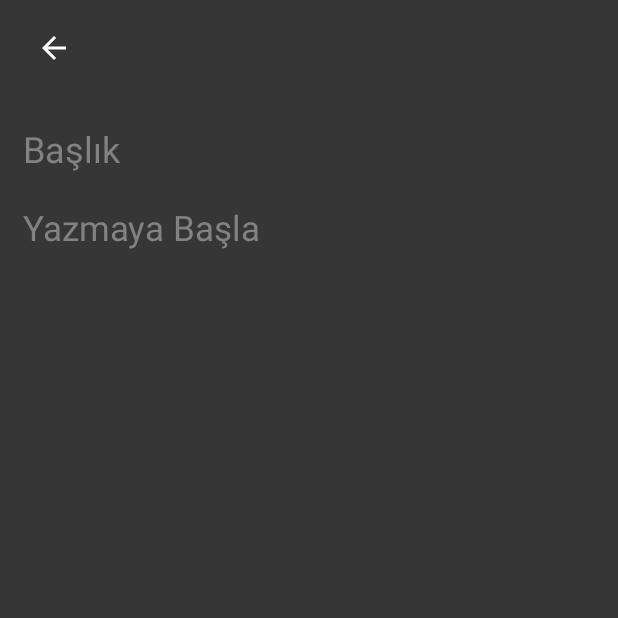
After one commit to OnurCanOgunc/Notes, an Android app: the CreateNoteFragment screen opened through its navigation route, on a phone screen of 412 x 824 dp, the top half of it. The commit adds this screen. Run offline under Robolectric (Android 15) with nearby library versions, the phone set to English and light mode, and no system bars; our stand-ins replace Dagger/Hilt's generated code; 3 statements that could not run were skipped.

Commit message:
Design done

```diff
--- a/app/build.gradle
+++ b/app/build.gradle
@@ -34,8 +34,10 @@ android {
     kotlinOptions {
         jvmTarget = '17'
     }
-    dataBinding{
-        enabled = true
+
+    buildFeatures{
+        dataBinding true
+        viewBinding true
     }
 }
 
--- /dev/null
+++ b/app/src/main/java/com/decode/noteapp/ui/fragment/create/CreateNoteFragment.kt
@@ -0,0 +1,29 @@
+package com.decode.noteapp.ui.fragment.create
+
+import android.os.Bundle
+import androidx.fragment.app.Fragment
+import android.view.LayoutInflater
+import android.view.View
+import android.view.ViewGroup
+import com.decode.noteapp.R
+import dagger.hilt.android.AndroidEntryPoint
+
+@AndroidEntryPoint
+class CreateNoteFragment : Fragment() {
+
+
+    override fun onCreate(savedInstanceState: Bundle?) {
+        super.onCreate(savedInstanceState)
+
+    }
+
+    override fun onCreateView(
+        inflater: LayoutInflater, container: ViewGroup?,
+        savedInstanceState: Bundle?
+    ): View? {
+        // Inflate the layout for this fragment
+        return inflater.inflate(R.layout.fragment_create_note, container, false)
+    }
+
+
+}
--- /dev/null
+++ b/app/src/main/res/drawable/baseline_add_24.xml
@@ -0,0 +1,5 @@
+<vector android:height="24dp" android:tint="#000000"
+    android:viewportHeight="24" android:viewportWidth="24"
+    android:width="24dp" xmlns:android="http://schemas.android.com/apk/res/android">
+    <path android:fillColor="@android:color/white" android:pathData="M19,13h-6v6h-2v-6H5v-2h6V5h2v6h6v2z"/>
+</vector>
--- /dev/null
+++ b/app/src/main/res/drawable/baseline_arrow_back_24.xml
@@ -0,0 +1,5 @@
+<vector android:autoMirrored="true" android:height="24dp"
+    android:tint="#ffffffff" android:viewportHeight="24"
+    android:viewportWidth="24" android:width="24dp" xmlns:android="http://schemas.android.com/apk/res/android">
+    <path android:fillColor="@android:color/white" android:pathData="M20,11H7.83l5.59,-5.59L12,4l-8,8 8,8 1.41,-1.41L7.83,13H20v-2z"/>
+</vector>
--- /dev/null
+++ b/app/src/main/res/drawable/baseline_check_24.xml
@@ -0,0 +1,5 @@
+<vector android:height="24dp" android:tint="#ffffffff"
+    android:viewportHeight="24" android:viewportWidth="24"
+    android:width="24dp" xmlns:android="http://schemas.android.com/apk/res/android">
+    <path android:fillColor="@android:color/white" android:pathData="M9,16.17L4.83,12l-1.42,1.41L9,19 21,7l-1.41,-1.41z"/>
+</vector>
--- /dev/null
+++ b/app/src/main/res/layout/fragment_create_note.xml
@@ -0,0 +1,88 @@
+<?xml version="1.0" encoding="utf-8"?>
+<androidx.constraintlayout.widget.ConstraintLayout xmlns:android="http://schemas.android.com/apk/res/android"
+    xmlns:app="http://schemas.android.com/apk/res-auto"
+    xmlns:tools="http://schemas.android.com/tools"
+    android:layout_width="match_parent"
+    android:layout_height="match_parent"
+    android:background="@color/background"
+    tools:context=".ui.fragment.create.CreateNoteFragment">
+
+    <androidx.appcompat.widget.Toolbar
+        android:id="@+id/toolbar"
+        android:layout_width="0dp"
+        android:layout_height="wrap_content"
+        android:background="?attr/colorPrimary"
+        android:backgroundTint="@color/background"
+        android:minHeight="?attr/actionBarSize"
+        android:theme="?attr/actionBarTheme"
+        app:layout_constraintEnd_toEndOf="parent"
+        app:layout_constraintStart_toStartOf="parent"
+        app:layout_constraintTop_toTopOf="parent">
+
+        <RelativeLayout
+            android:layout_width="wrap_content"
+            android:layout_height="wrap_content">
+
+            <ImageView
+                android:id="@+id/imageView_check"
+                android:layout_width="wrap_content"
+                android:layout_height="wrap_content"
+                android:layout_alignParentEnd="true"
+                android:layout_marginEnd="13dp"
+                android:padding="8dp"
+                android:visibility="invisible"
+                app:srcCompat="@drawable/baseline_check_24"
+                android:contentDescription="@string/check" />
+
+            <ImageView
+                android:id="@+id/imageView_back"
+                android:layout_width="wrap_content"
+                android:layout_height="wrap_content"
+                android:padding="8dp"
+                app:srcCompat="@drawable/baseline_arrow_back_24"
+                android:contentDescription="@string/arrow" />
+        </RelativeLayout>
+
+    </androidx.appcompat.widget.Toolbar>
+
+    <EditText
+        android:id="@+id/editTextTitle"
+        android:layout_width="0dp"
+        android:layout_height="wrap_content"
+        android:minHeight="50dp"
+        android:layout_marginHorizontal="13dp"
+        android:layout_marginTop="10dp"
+        android:background="@null"
+        android:hint="@string/title"
+        android:padding="2dp"
+        android:textColor="@color/white"
+        android:textColorHint="@color/hintColor"
+        android:textSize="24sp"
+        android:inputType="textMultiLine"
+        app:layout_constraintEnd_toEndOf="parent"
+        app:layout_constraintStart_toStartOf="parent"
+        app:layout_constraintTop_toBottomOf="@+id/toolbar"
+        android:importantForAutofill="no" />
+
+    <EditText
+        android:id="@+id/editTextNote"
+        android:layout_width="0dp"
+        android:layout_height="wrap_content"
+        android:minHeight="50dp"
+        android:layout_marginHorizontal="13dp"
+        android:layout_marginTop="10dp"
+        android:background="@null"
+        android:gravity="top"
+        android:hint="@string/yazmaya_ba_la"
+        android:importantForAutofill="no"
+        android:inputType="textMultiLine"
+        android:lineSpacingMultiplier="1.8"
+        android:padding="2dp"
+        android:textColor="@color/white"
+        android:textColorHint="@color/hintColor"
+        android:textSize="23sp"
+        app:layout_constraintEnd_toEndOf="parent"
+        app:layout_constraintStart_toStartOf="parent"
+        app:layout_constraintTop_toBottomOf="@+id/editTextTitle" />
+
+</androidx.constraintlayout.widget.ConstraintLayout>
--- a/app/src/main/res/navigation/main_nav.xml
+++ b/app/src/main/res/navigation/main_nav.xml
@@ -9,5 +9,22 @@
         android:id="@+id/homeFragment"
         android:name="com.decode.noteapp.ui.fragment.home.HomeFragment"
         android:label="fragment_home"
-        tools:layout="@layout/fragment_home" />
+        tools:layout="@layout/fragment_home" >
+        <action
+            android:id="@+id/action_homeFragment_to_createNoteFragment"
+            app:destination="@id/createNoteFragment" />
+        <action
+            android:id="@+id/action_homeFragment_to_editNoteFragment"
+            app:destination="@id/editNoteFragment" />
+    </fragment>
+    <fragment
+        android:id="@+id/createNoteFragment"
+        android:name="com.decode.noteapp.ui.fragment.create.CreateNoteFragment"
+        android:label="fragment_create_note"
+        tools:layout="@layout/fragment_create_note" />
+    <fragment
+        android:id="@+id/editNoteFragment"
+        android:name="com.decode.noteapp.ui.fragment.edit.EditNoteFragment"
+        android:label="fragment_edit_note"
+        tools:layout="@layout/fragment_edit_note" />
 </navigation>
--- a/app/src/main/res/values/colors.xml
+++ b/app/src/main/res/values/colors.xml
@@ -1,6 +1,10 @@
 <?xml version="1.0" encoding="utf-8"?>
 <resources>
     <color name="black">#FF000000</color>
-    <color name="white">#FFFFFFFF</color>
+    <color name="white">#EDE9E9</color>
     <color name="splash">#940707</color>
+    <color name="background">#363636</color>
+    <color name="background2">#A29F9F</color>
+    <color name="fab">#DF9C3A</color>
+    <color name="hintColor">#828282</color>
 </resources>
--- a/app/src/main/res/values/strings.xml
+++ b/app/src/main/res/values/strings.xml
@@ -1,3 +1,10 @@
 <resources>
     <string name="app_name">NoteApp</string>
+    <!-- TODO: Remove or change this placeholder text -->
+    <string name="hello_blank_fragment">Hello blank fragment</string>
+    <string name="arrow">Arrow</string>
+    <string name="check">Check</string>
+    <string name="title">Başlık</string>
+    <string name="yazmaya_ba_la">Yazmaya Başla</string>
+    <string name="add">ADD</string>
 </resources>
```
Also changed, not shown: app/src/main/java/com/decode/noteapp/ui/fragment/home/HomeFragment.kt (+9 -8 lines), app/src/main/res/layout/fragment_home.xml (+58 -2 lines), app/src/main/res/layout/item_notes.xml (added, +56 -0 lines).
